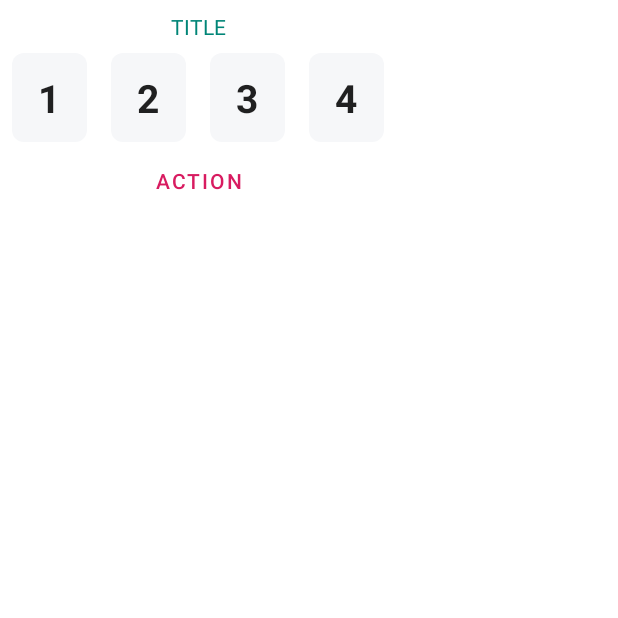
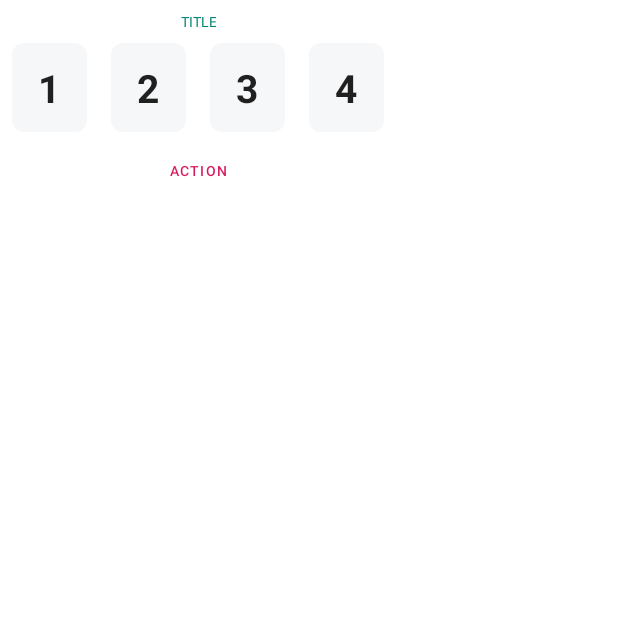
Before and after one commit to a-zasypalov/SmsCodeLayout, an Android app: the screen it shows after launch (MainActivity), on a phone screen of 412 x 824 dp, the top half of it. Run offline under Robolectric (Android 15) with nearby library versions, the phone set to English and light mode, and no system bars.

Commit message:
Text size logic

```diff
--- a/smscodelayout/src/main/java/com/gaoyun/smscodelayout/SmsCodeView.kt
+++ b/smscodelayout/src/main/java/com/gaoyun/smscodelayout/SmsCodeView.kt
@@ -5,6 +5,7 @@ import android.content.Context
 import android.text.Editable
 import android.text.TextWatcher
 import android.util.AttributeSet
+import android.util.TypedValue
 import android.view.KeyEvent
 import android.view.LayoutInflater
 import android.view.View
@@ -29,9 +30,11 @@ class SmsCodeView@JvmOverloads constructor(
 
             setTitleText(styledAttributes.getString(R.styleable.SmsCodeView_titleText))
             setTitleTextColor(styledAttributes.getColor(R.styleable.SmsCodeView_titleTextColor, ContextCompat.getColor(context, R.color.textColorPrimary)))
+            setTitleTextSize(styledAttributes.getDimension(R.styleable.SmsCodeView_titleTextSize, 14f))
 
             setActionText(styledAttributes.getString(R.styleable.SmsCodeView_actionText))
             setActionTextColor(styledAttributes.getColor(R.styleable.SmsCodeView_actionTextColor, ContextCompat.getColor(context, R.color.colorBlue)))
+            setActionTextSize(styledAttributes.getDimension(R.styleable.SmsCodeView_actionTextSize, 14f))
 
             setMechanic()
 
@@ -77,6 +80,10 @@ class SmsCodeView@JvmOverloads constructor(
         lblTitle.setTextColor(value)
     }
 
+    fun setTitleTextSize(value: Float){
+        lblTitle.setTextSize(TypedValue.COMPLEX_UNIT_PX, value)
+    }
+
     fun setActionText(value: String?){
         value?.let {
             btnAction.text = value
@@ -86,6 +93,10 @@ class SmsCodeView@JvmOverloads constructor(
 
     fun setActionTextColor(@ColorInt value: Int){
         btnAction.setTextColor(value)
+    }
+
+    fun setActionTextSize(value: Float){
+        btnAction.setTextSize(TypedValue.COMPLEX_UNIT_PX, value)
     }
 
     fun setOnActionClickListener(onClickListener: OnClickListener){
```
